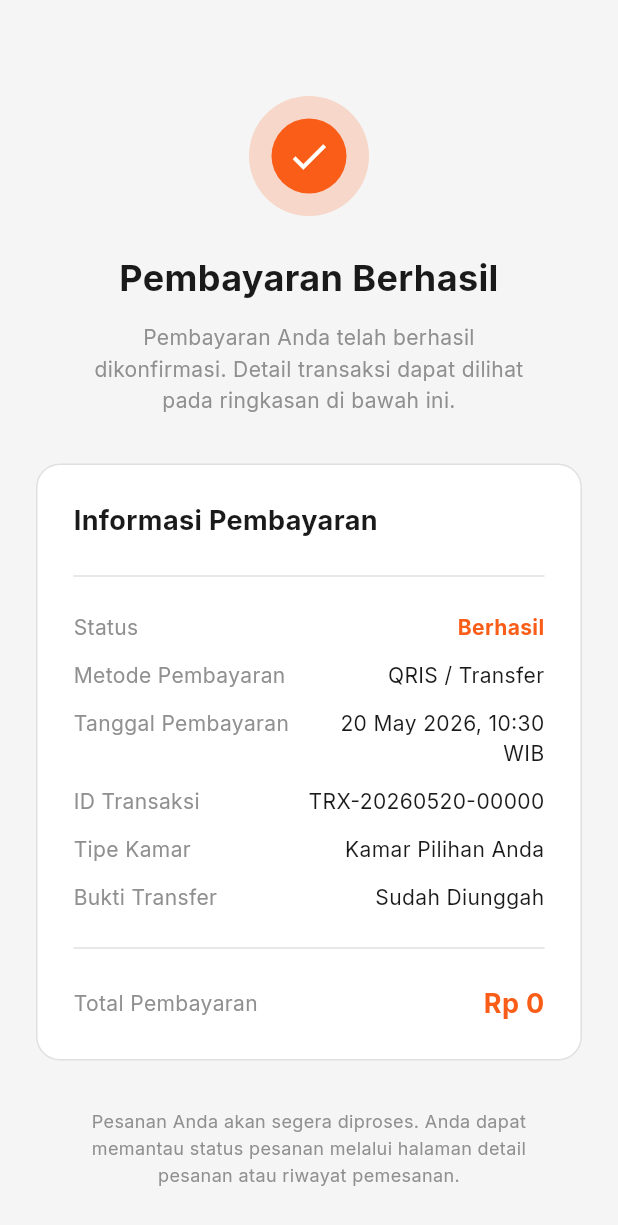
After one commit to RozhakDev/NgekosKiye.app, a Flutter app: the PaymentSuccessScreen screen opened by its route, on a phone screen of 412 x 824 dp. The commit adds this screen. Shown: the top 1225 px of the screen. Run offline on Flutter 3.47's test engine with Material 3 defaults, Android fonts, the phone set to English and light mode, and no system bars; our stand-ins replace dio, firebase_core, firebase_messaging, flutter_dotenv, flutter_local_notifications, flutter_map and 8 more; accounts and stored records are empty; network calls fail.

Commit message:
feat(payment): add successful payment upload screen

```diff
--- a/lib/core/routing/app_router.dart
+++ b/lib/core/routing/app_router.dart
@@ -13,6 +13,7 @@ import '../../features/kost/presentation/screens/kost_map_screen.dart';
 import '../../features/kost/presentation/screens/search_screen.dart';
 
 import '../../features/booking/presentation/screens/payment_screen.dart';
+import '../../features/booking/presentation/screens/payment_success_screen.dart';
 import '../../features/booking/presentation/screens/booking_history_screen.dart';
 
 import '../../features/profile/presentation/screens/profile_screen.dart';
@@ -76,6 +77,13 @@ final goRouterProvider = Provider<GoRouter>((ref) {
         builder: (context, state) => const SearchScreen(),
       ),
       GoRoute(
+        path: '/payment-success',
+        builder: (context, state) {
+          final totalPrice = state.extra as String? ?? '0';
+          return PaymentSuccessScreen(totalPrice: totalPrice);
+        },
+      ),
+      GoRoute(
         path: '/profile',
         builder: (context, state) => const ProfileScreen(),
       ),
--- a/lib/features/booking/presentation/screens/payment_screen.dart
+++ b/lib/features/booking/presentation/screens/payment_screen.dart
@@ -58,11 +58,7 @@ class _PaymentScreenState extends ConsumerState<PaymentScreen> {
     final success = await ref.read(bookingControllerProvider.notifier).uploadPayment(widget.bookingId, _selectedImage!);
 
     if (success && mounted) {
-      NotificationUtils.show(
-        context,
-        message: 'Bukti berhasil diunggah. Menunggu verifikasi.',
-      );
-      context.go('/');
+      context.go('/payment-success', extra: widget.totalPrice);
     }
   }
 
--- /dev/null
+++ b/lib/features/booking/presentation/screens/payment_success_screen.dart
@@ -0,0 +1,193 @@
+import 'package:flutter/material.dart';
+import 'package:go_router/go_router.dart';
+import 'package:intl/intl.dart';
+
+import '../../../../core/theme/app_colors.dart';
+import '../../../../core/utils/currency_formatter.dart';
+
+class PaymentSuccessScreen extends StatelessWidget {
+  final String totalPrice;
+
+  const PaymentSuccessScreen({
+    super.key,
+    required this.totalPrice,
+  });
+
+  @override
+  Widget build(BuildContext context) {
+    final now = DateTime.now();
+    final formattedDate = DateFormat('dd MMM yyyy, HH:mm').format(now);
+    final trxId = 'TRX-${DateFormat('yyyyMMdd').format(now)}-${now.millisecondsSinceEpoch.toString().substring(8)}';
+
+    return Scaffold(
+      backgroundColor: AppColors.background,
+      body: SafeArea(
+        child: SingleChildScrollView(
+          padding: const EdgeInsets.all(24.0),
+          child: Column(
+            crossAxisAlignment: CrossAxisAlignment.stretch,
+            children: [
+              const SizedBox(height: 40),
+
+              Center(
+                child: Container(
+                  width: 80,
+                  height: 80,
+                  decoration: BoxDecoration(
+                    color: AppColors.primary.withValues(alpha: 0.2),
+                    shape: BoxShape.circle,
+                  ),
+                  child: Center(
+                    child: Container(
+                      width: 50,
+                      height: 50,
+                      decoration: const BoxDecoration(
+                        color: AppColors.primary,
+                        shape: BoxShape.circle,
+                      ),
+                      child: const Icon(Icons.check, color: Colors.white, size: 30),
+                    ),
+                  ),
+                ),
+              ),
+              const SizedBox(height: 24),
+
+              const Text(
+                'Pembayaran Berhasil',
+                textAlign: TextAlign.center,
+                style: TextStyle(
+                  fontSize: 24,
+                  fontWeight: FontWeight.bold,
+                  color: AppColors.textPrimary,
+                ),
+              ),
+              const SizedBox(height: 12),
+              const Text(
+                'Pembayaran Anda telah berhasil\ndikonfirmasi. Detail transaksi dapat dilihat\npada ringkasan di bawah ini.',
+                textAlign: TextAlign.center,
+                style: TextStyle(
+                  fontSize: 14,
+                  color: AppColors.textSecondary,
+                  height: 1.5,
+                ),
+              ),
+              const SizedBox(height: 32),
+
+              Container(
+                decoration: BoxDecoration(
+                  color: Colors.white,
+                  borderRadius: BorderRadius.circular(16),
+                  border: Border.all(color: AppColors.border),
+                ),
+                padding: const EdgeInsets.all(24),
+                child: Column(
+                  crossAxisAlignment: CrossAxisAlignment.start,
+                  children: [
+                    const Text(
+                      'Informasi Pembayaran',
+                      style: TextStyle(
+                        fontSize: 18,
+                        fontWeight: FontWeight.bold,
+                        color: AppColors.textPrimary,
+                      ),
+                    ),
+                    const SizedBox(height: 16),
+                    const Divider(color: AppColors.border),
+                    const SizedBox(height: 16),
+
+                    _buildInfoRow('Status', 'Berhasil', valueColor: AppColors.primary, isBold: true),
+                    const SizedBox(height: 12),
+                    _buildInfoRow('Metode Pembayaran', 'QRIS / Transfer'),
+                    const SizedBox(height: 12),
+                    _buildInfoRow('Tanggal Pembayaran', '$formattedDate WIB'),
+                    const SizedBox(height: 12),
+                    _buildInfoRow('ID Transaksi', trxId),
+                    const SizedBox(height: 12),
+                    _buildInfoRow('Tipe Kamar', 'Kamar Pilihan Anda'),
+                    const SizedBox(height: 12),
+                    _buildInfoRow('Bukti Transfer', 'Sudah Diunggah'),
+
+                    const SizedBox(height: 16),
+                    const Divider(color: AppColors.border),
+                    const SizedBox(height: 16),
+
+                    Row(
+                      mainAxisAlignment: MainAxisAlignment.spaceBetween,
+                      children: [
+                        const Text(
+                          'Total Pembayaran',
+                          style: TextStyle(fontSize: 14, color: AppColors.textSecondary),
+                        ),
+                        Text(
+                          CurrencyFormatter.toIDR(totalPrice),
+                          style: const TextStyle(
+                            fontSize: 18,
+                            fontWeight: FontWeight.bold,
+                            color: AppColors.primary,
+                          ),
+                        ),
+                      ],
+                    ),
+                  ],
+                ),
+              ),
+              const SizedBox(height: 32),
+
+              const Text(
+                'Pesanan Anda akan segera diproses. Anda dapat\nmemantau status pesanan melalui halaman detail\npesanan atau riwayat pemesanan.',
+                textAlign: TextAlign.center,
+                style: TextStyle(
+                  fontSize: 12,
+                  color: AppColors.textSecondary,
+                  height: 1.5,
+                ),
+              ),
+              const SizedBox(height: 32),
+
+              ElevatedButton(
+                onPressed: () => context.go('/history'),
+                child: const Text('Lihat Detail Pesanan'),
+              ),
+              const SizedBox(height: 16),
+              OutlinedButton(
+                onPressed: () => context.go('/'),
+                style: OutlinedButton.styleFrom(
+                  foregroundColor: AppColors.primary,
+                  side: const BorderSide(color: AppColors.primary),
+                  padding: const EdgeInsets.symmetric(vertical: 16),
+                  shape: RoundedRectangleBorder(borderRadius: BorderRadius.circular(8)),
+                ),
+                child: const Text('Kembali ke Beranda', style: TextStyle(fontWeight: FontWeight.bold)),
+              ),
+            ],
+          ),
+        ),
+      ),
+    );
+  }
+
+  Widget _buildInfoRow(String label, String value, {Color? valueColor, bool isBold = false}) {
+    return Row(
+      mainAxisAlignment: MainAxisAlignment.spaceBetween,
+      crossAxisAlignment: CrossAxisAlignment.start,
+      children: [
+        Text(
+          label,
+          style: const TextStyle(fontSize: 14, color: AppColors.textSecondary),
+        ),
+        const SizedBox(width: 16),
+        Expanded(
+          child: Text(
+            value,
+            textAlign: TextAlign.right,
+            style: TextStyle(
+              fontSize: 14,
+              fontWeight: isBold ? FontWeight.bold : FontWeight.normal,
+              color: valueColor ?? AppColors.textPrimary,
+            ),
+          ),
+        ),
+      ],
+    );
+  }
+}
--- a/lib/features/kost/presentation/controllers/favorite_controller.dart
+++ b/lib/features/kost/presentation/controllers/favorite_controller.dart
@@ -1,3 +1,4 @@
+import 'package:flutter_riverpod/flutter_riverpod.dart';
 import 'package:flutter_riverpod/legacy.dart';
 import 'package:shared_preferences/shared_preferences.dart';
 
```
